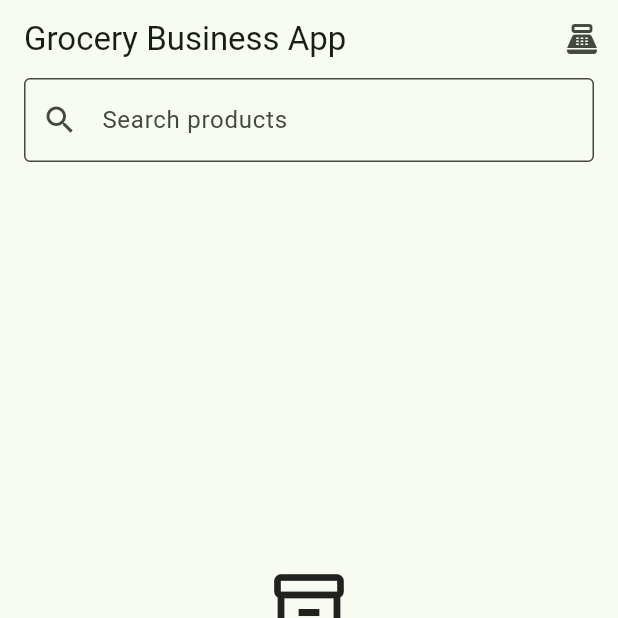
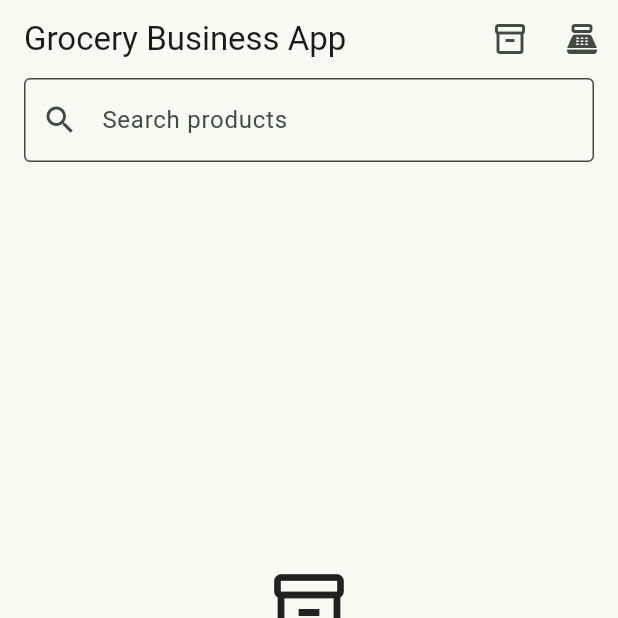
Before and after one commit to JasonScottCManalo12/grocery-business-app, a Flutter app: the screen it shows after launch, on a phone screen of 412 x 824 dp, the top half of it. Run offline on Flutter 3.47's test engine with Material 3 defaults, Android fonts, the phone set to English and light mode, and no system bars; our stand-ins replace sqflite; accounts and stored records are empty.

Commit message:
Connect inventory and movement history screen

```diff
--- a/lib/main.dart
+++ b/lib/main.dart
@@ -4,6 +4,7 @@ import 'data/product_repository.dart';
 import 'data/sales_repository.dart';
 import 'models/product.dart';
 import 'pos/pos_page.dart';
+import 'inventory/inventory_page.dart';
 
 void main() => runApp(const MyApp());
 
@@ -261,6 +262,19 @@ class _ProductCataloguePageState extends State<ProductCataloguePage> {
       appBar: AppBar(
         title: const Text('Grocery Business App'),
         actions: [
+          if (widget.store is ProductRepository)
+            IconButton(
+              key: const Key('open-inventory'),
+              tooltip: 'Open inventory and movement history',
+              icon: const Icon(Icons.inventory_2_outlined),
+              onPressed: () => Navigator.of(context).push(
+                MaterialPageRoute<void>(
+                  builder: (_) => InventoryPage(
+                    repository: widget.store as ProductRepository,
+                  ),
+                ),
+              ),
+            ),
           IconButton(
             key: const Key('open-pos'),
             tooltip: 'Open POS checkout',
```
